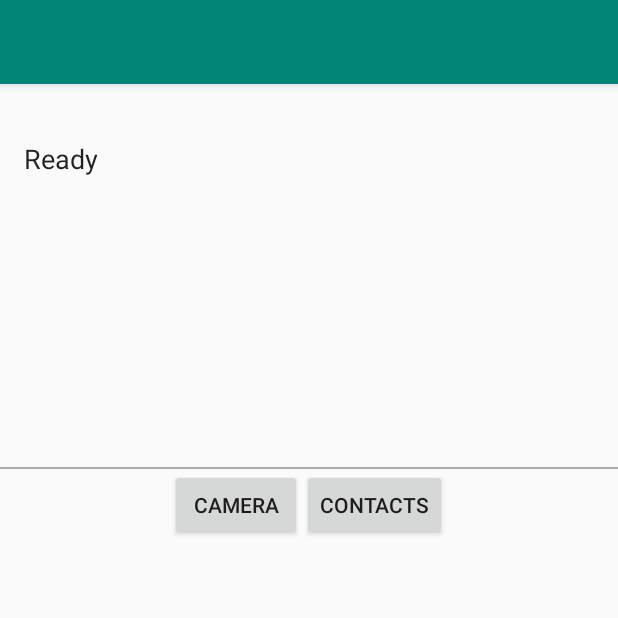
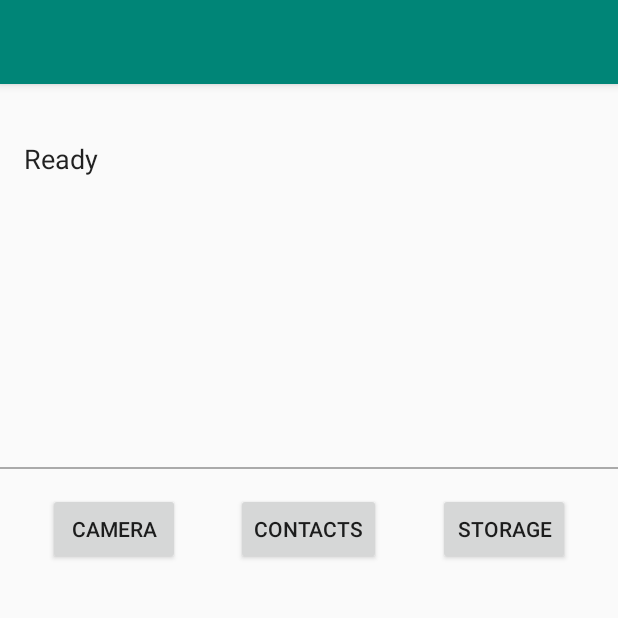
Before and after one commit to wangrling/approjects, an Android app: the PermissionsActivity screen opened directly, with no data from a screen before it, on a phone screen of 412 x 824 dp, the top half of it. Run offline under Robolectric (Android 15) with nearby library versions, the phone set to English and light mode, and no system bars.

Commit message:
Camera raw

```diff
--- a/app/src/main/java/com/android/approjects/AppInfoFragment.java
+++ b/app/src/main/java/com/android/approjects/AppInfoFragment.java
@@ -66,7 +66,7 @@ public class AppInfoFragment extends Fragment {
         mAppInfos.add(new Pair<>("SoundRecorder", R.drawable.soundrecorder));
 
         // 权限申请
-        mAppInfos.add(new Pair<>("RuntimePermissions", R.drawable.permissions));
+        mAppInfos.add(new Pair<>("Permissions", R.drawable.permissions));
 
         // 编解码
         mAppInfos.add(new Pair<>("Grafika", R.drawable.mediacodec));
@@ -75,7 +75,7 @@ public class AppInfoFragment extends Fragment {
         mAppInfos.add(new Pair<>("ExoPlayer", R.drawable.exoplayer));
 
         // 数据没有办法显示
-        mAppInfos.add(new Pair("UniversalMusicPlayer", R.drawable.ump));
+        mAppInfos.add(new Pair("UMPlayer", R.drawable.ump));
 
         // 具体实现还需要等UniversalMusicPlayer写完。
         mAppInfos.add(new Pair("MusicFX", R.drawable.musicfx));
--- a/app/src/main/java/com/android/approjects/opengles/FileLoadingActivity.java
+++ b/app/src/main/java/com/android/approjects/opengles/FileLoadingActivity.java
@@ -17,7 +17,7 @@ import static com.android.approjects.opengles.setup.ES2SetupActivity.LOGTAG;
 
 public class FileLoadingActivity extends Activity {
     static {
-        System.loadLibrary("opengles");
+        System.loadLibrary("es2");
     }
 
     @Override
--- a/app/src/main/res/layout/fragment_permissions.xml
+++ b/app/src/main/res/layout/fragment_permissions.xml
@@ -1,5 +1,5 @@
 <?xml version="1.0" encoding="utf-8"?>
-<LinearLayout xmlns:android="http://schemas.android.com/apk/res/android"
+<RelativeLayout xmlns:android="http://schemas.android.com/apk/res/android"
     android:orientation="horizontal"
     android:gravity="center_horizontal"
     android:layout_width="match_parent"
@@ -7,15 +7,33 @@
 
     <Button
         android:id="@+id/button_camera"
+        android:layout_width="wrap_content"
+        android:layout_height="wrap_content"
+        android:layout_alignParentStart="true"
+        android:layout_alignParentTop="true"
+        android:layout_marginStart="32dp"
+        android:layout_marginTop="16dp"
         android:onClick="showCamera"
-        android:text="Camera"
-        android:layout_width="wrap_content"
-        android:layout_height="wrap_content" />
+        android:text="Camera" />
 
     <Button
         android:id="@+id/button_contacts"
-        android:text="Contacts"
+        android:layout_width="wrap_content"
+        android:layout_height="wrap_content"
+        android:layout_alignParentTop="true"
+        android:layout_marginTop="16dp"
+        android:layout_centerInParent="true"
         android:onClick="showContacts"
+        android:text="Contacts" />
+
+    <Button
+        android:id="@+id/button_storage"
         android:layout_width="wrap_content"
-        android:layout_height="wrap_content" />
-</LinearLayout>
+        android:layout_height="wrap_content"
+        android:layout_alignParentEnd="true"
+        android:layout_alignParentTop="true"
+        android:layout_marginEnd="32dp"
+        android:layout_marginTop="16dp"
+        android:onClick="showStorage"
+        android:text="Storage" />
+</RelativeLayout>
--- a/app/src/main/res/values/strings.xml
+++ b/app/src/main/res/values/strings.xml
@@ -4,6 +4,7 @@
     <!-- RuntimePermissions -->
     <string name="permission_camera_rationale">Camera permission is needed to show the camera preview.</string>
     <string name="permission_contacts_rationale">Contacts permissions are needed to demonstrate access.</string>
+    <string name="permission_storage_rationale">Storage permissions are needed to demonstrate access.</string>
 
 
     <!--MusicFX -->
@@ -92,5 +93,7 @@
     <string name="finish_update_info">To finish the update press the button below</string>
     <string name="contacts_string"><![CDATA[Total number of contacts: %1$,d, First contact:%2$s]]></string>
     <string name="contacts_empty">Contacts not loaded.</string>
+    <string name="request_permission">This app needs camera permission.</string>
+    <string name="intro_message">This sample demonstrates how to use the Camera2 API to capture RAW             camera buffers and save them as DNG files.</string>
 
 </resources>
```
Also changed, not shown: app/src/main/java/com/android/approjects/cameraraw/CameraRawActivity.java (+30 -5 lines), app/src/main/java/com/android/approjects/cameraraw/CameraRawFragment.java (deleted, +0 -10 lines), app/src/main/java/com/android/approjects/permissions/PermissionsActivity.java (+44 -1 lines), app/src/main/res/drawable/ic_action_info.png (added), 1 other file.
